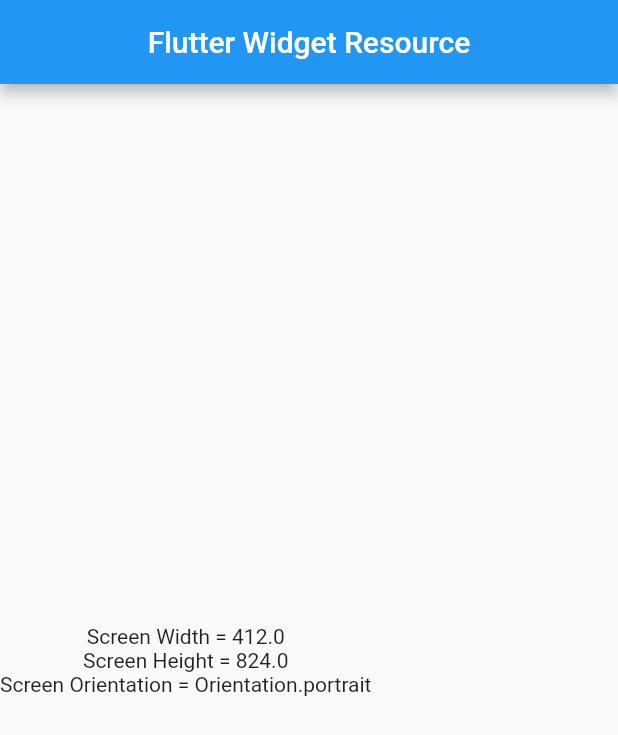
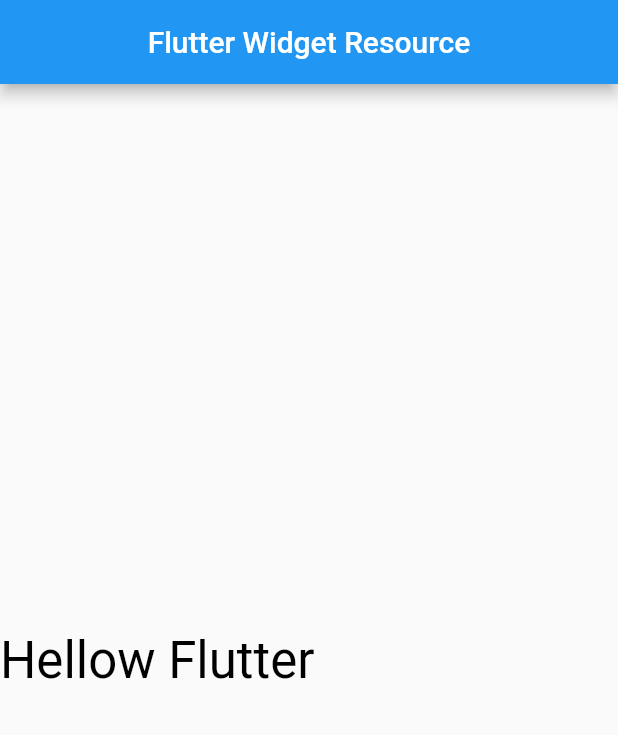
Before and after one commit to khalid063/Flutter-Widget-Resource, a Flutter app: the screen it shows after launch, on a phone screen of 412 x 824 dp. Shown: the top 735 px of the screen. Run offline on Flutter 3.47's test engine with Material 2 defaults, Android fonts, the phone set to English and light mode, and no system bars.

Commit message:
Media Query with style.dart

```diff
--- a/lib/main.dart
+++ b/lib/main.dart
@@ -1,4 +1,5 @@
 import 'package:flutter/material.dart';
+import 'package:flutter_widget_resource/style.dart';
 
 void main() {
   runApp(const MyApp());
@@ -29,9 +30,9 @@ class _HomeScreenState extends State<HomeScreen> {
   @override
   Widget build(BuildContext context) {
 
-    var width = MediaQuery.of(context).size.width;
-    var height = MediaQuery.of(context).size.height;
-    var orientation = MediaQuery.of(context).orientation;
+    //var width = MediaQuery.of(context).size.width;
+    // var height = MediaQuery.of(context).size.height;
+    // var orientation = MediaQuery.of(context).orientation;
 
     return Scaffold(
       appBar: AppBar(
@@ -41,9 +42,10 @@ class _HomeScreenState extends State<HomeScreen> {
       body: Column(
         mainAxisAlignment: MainAxisAlignment.center,
         children: [
-          Text('Screen Width = ${width}'),
-          Text('Screen Height = ${height}'),
-          Text('Screen Orientation = ${orientation}'),
+          Text('Hellow Flutter', style: HeadLine(context),),
+          // Text('Screen Width = ${width}'),
+          // Text('Screen Height = ${height}'),
+          // Text('Screen Orientation = ${orientation}'),
         ],
       ),
     );
--- /dev/null
+++ b/lib/style.dart
@@ -0,0 +1,28 @@
+
+
+import 'dart:ui';
+
+import 'package:flutter/material.dart';
+
+  TextStyle HeadLine(context){    /// *** we have to implement "context", only use as : TextStyle HeadLine(context)
+
+  var width = MediaQuery.of(context).size.width;
+  if(width <700){
+    /// Mobile
+    return TextStyle(
+      color: Colors.black,
+      fontSize: 34,
+    );
+  }
+  else{
+    /// Desktop / Web
+    return TextStyle(
+      color: Colors.red,
+      fontSize: 64,
+    );
+  }
+  // return TextStyle(
+  //   color: Colors.red,
+  //   fontSize: 34,
+  // );
+}
```
